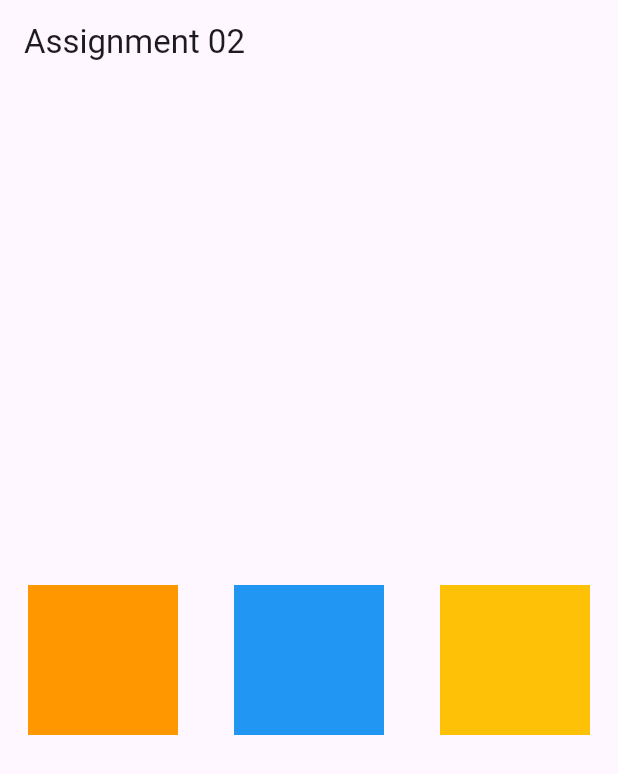
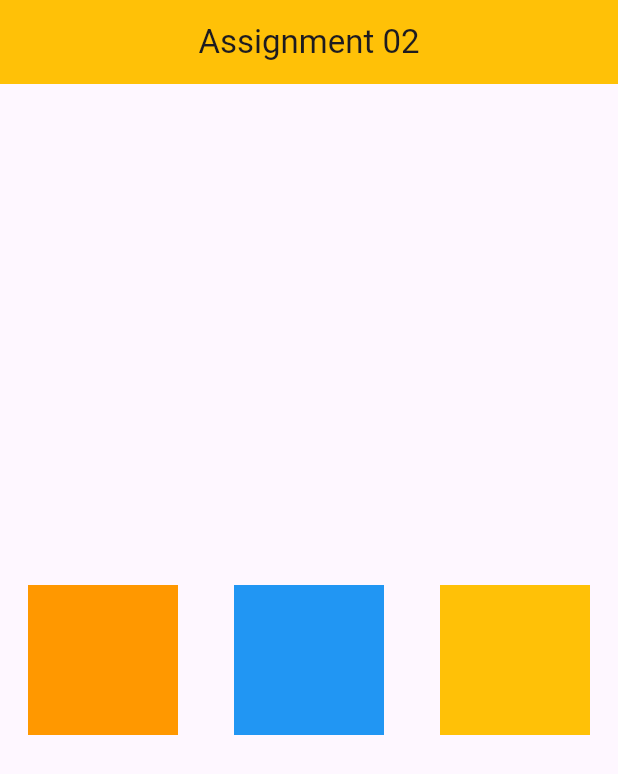
Before and after one commit to adityaashinde/flutter-basics, a Flutter app: the screen it shows after launch, on a phone screen of 412 x 824 dp. Shown: the top 774 px of the screen. Run offline on Flutter 3.47's test engine with Material 3 defaults, Android fonts, the light colour scheme and no system bars.

Commit message:
Update assignment2.dart

```diff
--- a/assignment_02/lib/assignment2.dart
+++ b/assignment_02/lib/assignment2.dart
@@ -7,9 +7,12 @@ class Assignment2 extends StatelessWidget {
   Widget build(BuildContext context) {
     return Scaffold(
       appBar: AppBar(
+        backgroundColor: Colors.amber,
         title: const Text("Assignment 02"),
+        centerTitle: true,
       ),
       body: SizedBox(
+        width: double.infinity,
         height: double.infinity,
         child: Row(
           mainAxisAlignment: MainAxisAlignment.spaceAround,
```
